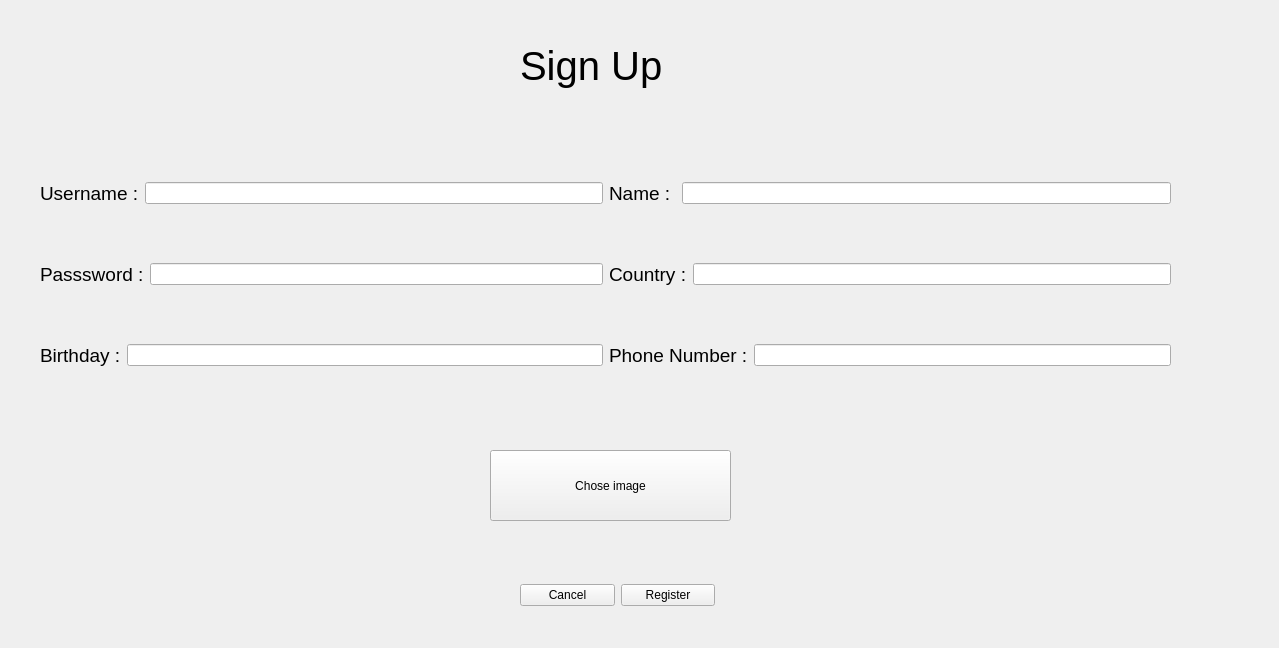
Old version of the form X/signupPersonalUser.ui in the repository MohammadrezaAldaghi/X.
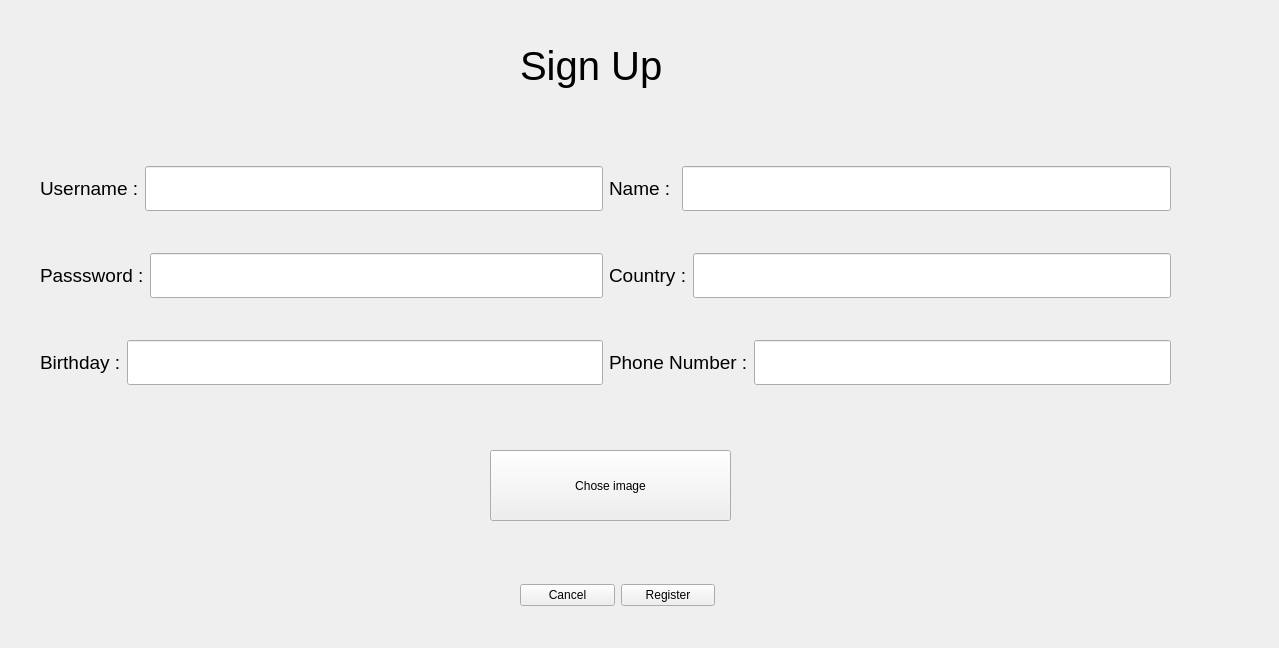
New version of the form.

Diff of the .ui file:
```diff
--- a/X/signupPersonalUser.ui
+++ b/X/signupPersonalUser.ui
@@ -58,7 +58,13 @@
          </widget>
         </item>
         <item>
-         <widget class="QLineEdit" name="UsernameLineEdit"/>
+         <widget class="QLineEdit" name="UsernameLineEdit">
+          <property name="font">
+           <font>
+            <pointsize>25</pointsize>
+           </font>
+          </property>
+         </widget>
         </item>
        </layout>
       </item>
@@ -77,7 +83,13 @@
          </widget>
         </item>
         <item>
-         <widget class="QLineEdit" name="PasswordLineEdit"/>
+         <widget class="QLineEdit" name="PasswordLineEdit">
+          <property name="font">
+           <font>
+            <pointsize>25</pointsize>
+           </font>
+          </property>
+         </widget>
         </item>
        </layout>
       </item>
@@ -96,7 +108,13 @@
          </widget>
         </item>
         <item>
-         <widget class="QLineEdit" name="BirthdayLineEdit"/>
+         <widget class="QLineEdit" name="BirthdayLineEdit">
+          <property name="font">
+           <font>
+            <pointsize>25</pointsize>
+           </font>
+          </property>
+         </widget>
         </item>
        </layout>
       </item>
@@ -119,7 +137,13 @@
          </widget>
         </item>
         <item>
-         <widget class="QLineEdit" name="NameLineEdit"/>
+         <widget class="QLineEdit" name="NameLineEdit">
+          <property name="font">
+           <font>
+            <pointsize>25</pointsize>
+           </font>
+          </property>
+         </widget>
         </item>
        </layout>
       </item>
@@ -138,7 +162,13 @@
          </widget>
         </item>
         <item>
-         <widget class="QLineEdit" name="CountryLineEdit"/>
+         <widget class="QLineEdit" name="CountryLineEdit">
+          <property name="font">
+           <font>
+            <pointsize>25</pointsize>
+           </font>
+          </property>
+         </widget>
         </item>
        </layout>
       </item>
@@ -157,7 +187,13 @@
          </widget>
         </item>
         <item>
-         <widget class="QLineEdit" name="PhoneNumberLineEdit"/>
+         <widget class="QLineEdit" name="PhoneNumberLineEdit">
+          <property name="font">
+           <font>
+            <pointsize>25</pointsize>
+           </font>
+          </property>
+         </widget>
         </item>
        </layout>
       </item>
```
